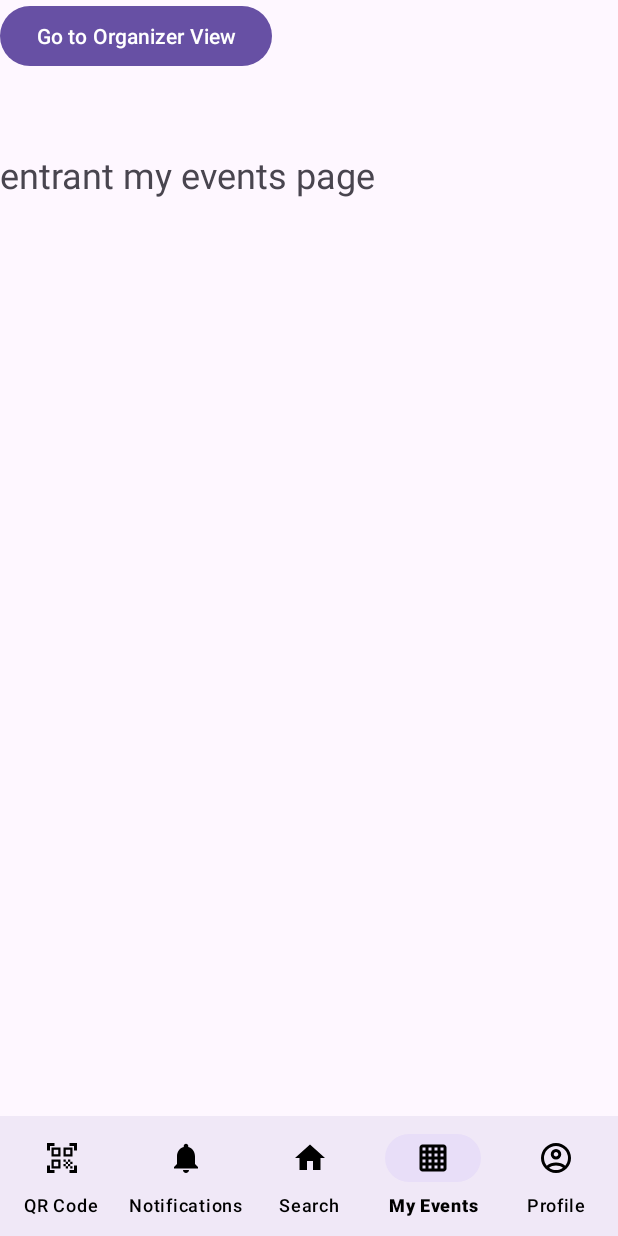
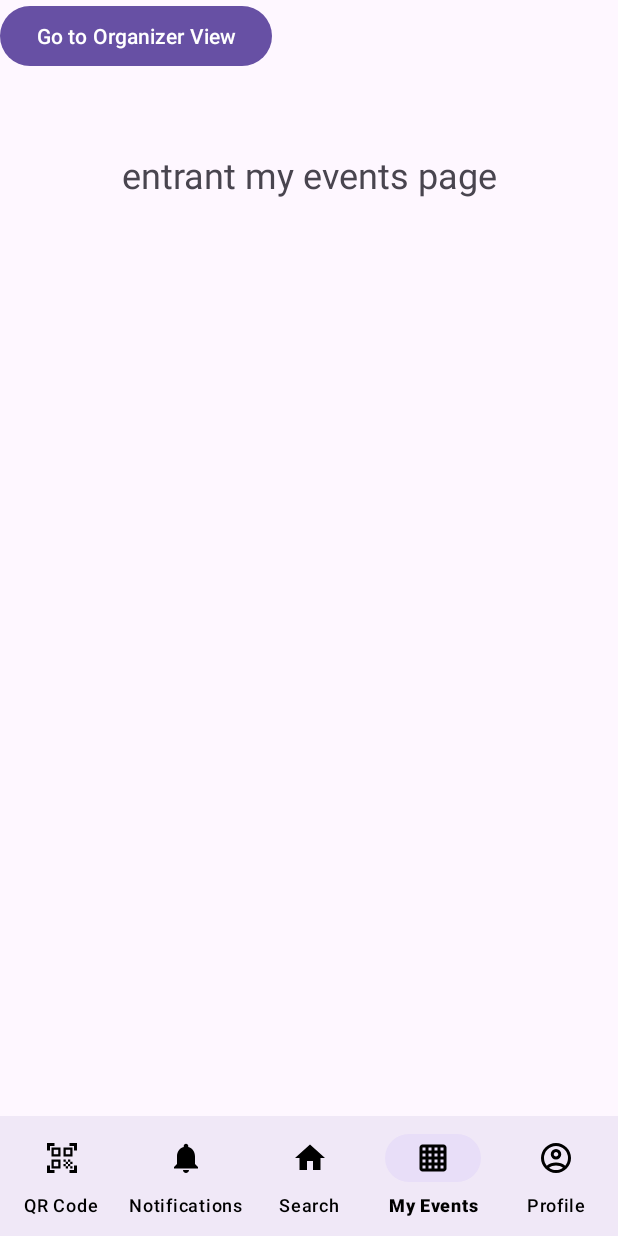
Before and after one commit to Matrix-F25/matrix-events, an Android app: the EntrantMyEventsActivity screen opened directly, with no data from a screen before it, on a phone screen of 412 x 824 dp. Run offline under Robolectric (Android 15) with nearby library versions, the phone set to English and light mode, and no system bars.

Commit message:
fix constraint

```diff
--- a/app/src/main/java/com/example/matrix_events/activities/EventSearchActivity.java
+++ b/app/src/main/java/com/example/matrix_events/activities/EventSearchActivity.java
@@ -23,9 +23,6 @@ public class EventSearchActivity extends AppCompatActivity {
         // --- Start of Navigation Bar Logic ---
         navBarLogic();
 
-
-
-
         ViewCompat.setOnApplyWindowInsetsListener(findViewById(R.id.main), (v, insets) -> {
             Insets systemBars = insets.getInsets(WindowInsetsCompat.Type.systemBars());
             v.setPadding(systemBars.left, systemBars.top, systemBars.right, systemBars.bottom);
@@ -34,8 +31,8 @@ public class EventSearchActivity extends AppCompatActivity {
     }
     private void navBarLogic() {
         // 1. Find the BottomNavigationView
+        //BottomNavigationView bottomNavigationView = findViewById(R.id.bottom_navigation);
         BottomNavigationView bottomNavigationView = findViewById(R.id.bottom_navigation);
-
         // 2. Set the correct item as selected.
         bottomNavigationView.setSelectedItemId(R.id.nav_event_search);
 
--- a/app/src/main/res/layout/activity_entrant_my_events.xml
+++ b/app/src/main/res/layout/activity_entrant_my_events.xml
@@ -1,5 +1,5 @@
 <?xml version="1.0" encoding="utf-8"?>
-<RelativeLayout xmlns:android="http://schemas.android.com/apk/res/android"
+<androidx.constraintlayout.widget.ConstraintLayout xmlns:android="http://schemas.android.com/apk/res/android"
     xmlns:app="http://schemas.android.com/apk/res-auto"
     xmlns:tools="http://schemas.android.com/tools"
     android:id="@+id/main"
@@ -12,27 +12,31 @@
         android:id="@+id/page_title"
         android:layout_width="wrap_content"
         android:layout_height="wrap_content"
+        android:layout_marginTop="100dp"
         android:text="entrant my events page"
         android:textSize="24sp"
-        app:layout_constraintTop_toTopOf="parent"
+        app:layout_constraintEnd_toEndOf="parent"
         app:layout_constraintStart_toStartOf="parent"
-        app:layout_constraintEnd_toEndOf="parent"
-        android:layout_marginTop="100dp"/>
+        app:layout_constraintTop_toTopOf="parent" />
 
     <!-- This is the navigation bar on the bottom -->
     <include
+        android:id="@+id/bottom_navigation"
         layout="@layout/navigation_bar"
         android:layout_width="match_parent"
         android:layout_height="wrap_content"
-        android:layout_alignParentBottom="true" />
+        app:layout_constraintBottom_toBottomOf="parent"
+        app:layout_constraintStart_toStartOf="parent" />
 
     <!-- This is the navigation button from entrant to org view -->
     <Button
         android:id="@+id/button_switch_to_org"
         android:layout_width="wrap_content"
         android:layout_height="wrap_content"
-        android:text="Go to Organizer View"/>
+        android:text="Go to Organizer View"
+        app:layout_constraintStart_toStartOf="parent"
+        app:layout_constraintTop_toTopOf="parent"
+        app:layout_constraintStart_toEndOf="parent"/>
 
 
-
-</RelativeLayout>
+</androidx.constraintlayout.widget.ConstraintLayout>
--- a/app/src/main/res/layout/activity_main.xml
+++ b/app/src/main/res/layout/activity_main.xml
@@ -1,5 +1,5 @@
 <?xml version="1.0" encoding="utf-8"?>
-<RelativeLayout xmlns:android="http://schemas.android.com/apk/res/android"
+<androidx.constraintlayout.widget.ConstraintLayout xmlns:android="http://schemas.android.com/apk/res/android"
     xmlns:app="http://schemas.android.com/apk/res-auto"
     xmlns:tools="http://schemas.android.com/tools"
     android:id="@+id/main"
@@ -17,4 +17,4 @@
         app:layout_constraintStart_toStartOf="parent"
         app:layout_constraintTop_toTopOf="parent" />
 
-</RelativeLayout>
+</androidx.constraintlayout.widget.ConstraintLayout>
```
Also changed, not shown: app/src/main/res/layout/activity_event_search.xml (+6 -3 lines), app/src/main/res/layout/activity_notification.xml (+9 -6 lines), app/src/main/res/layout/activity_organizer_my_events.xml (+9 -4 lines), app/src/main/res/layout/activity_profile.xml (+6 -3 lines), app/src/main/res/layout/activity_qrcode.xml (+6 -3 lines).
